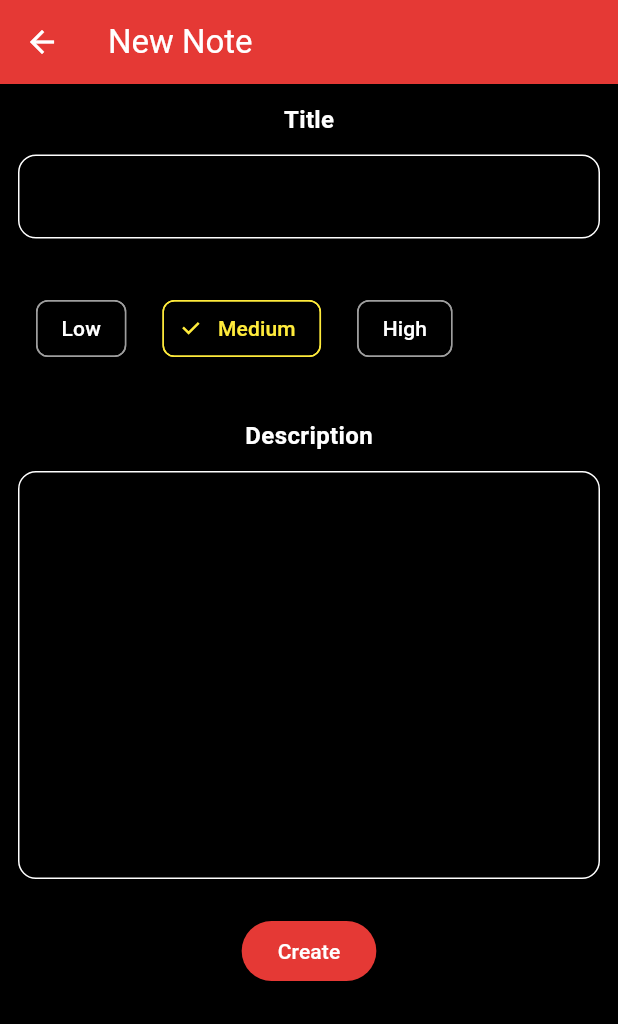
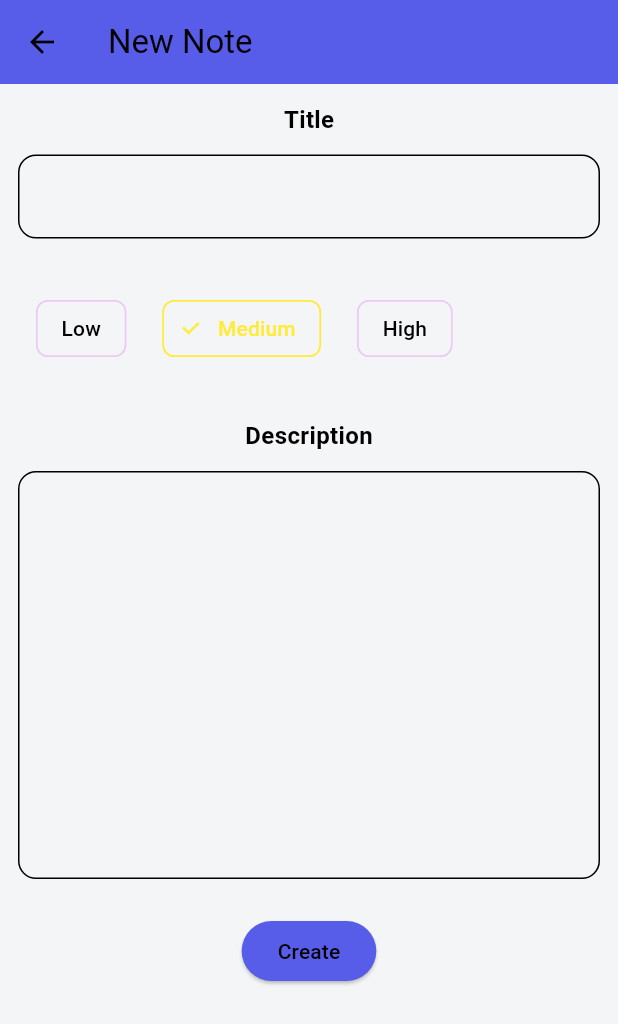
Before and after one commit to SikanderAtif/firstnotesapp, a Flutter app: the screen it shows after launch, after a tap on the "add" icon, on a phone screen of 412 x 824 dp. Shown: the top 1024 px of the screen. Run offline on Flutter 3.47's test engine with Material 3 defaults, Android fonts, the phone set to English and light mode, and no system bars; our stand-ins replace sqflite; accounts and stored records are empty.

Commit message:
Added Light and Dark Mode that are automatically enabled based on user's current system mode (light/dark).

```diff
--- a/lib/main.dart
+++ b/lib/main.dart
@@ -17,7 +17,8 @@ class MainApp extends StatelessWidget {
   Widget build(BuildContext context) {
     return MaterialApp(
       debugShowCheckedModeBanner: false,
-      theme: AppTheme.theme,
+      theme: AppTheme.lightTheme,
+      darkTheme: AppTheme.darkTheme,
       home: HomeScreen(title: "My Notes"),
     );
   }
--- a/lib/screens/details_screen.dart
+++ b/lib/screens/details_screen.dart
@@ -61,9 +61,8 @@ class _DetailScreenState extends State<DetailScreen> {
   @override
   Widget build(BuildContext context) {
     return Scaffold(
-      backgroundColor: Colors.black,
       appBar: AppBar(
-        title: Text('New Note'),
+        title: Text('Note Details'),
         backgroundColor: Theme.of(context).colorScheme.primary,
         foregroundColor: Theme.of(context).colorScheme.onPrimary,
         actions: [
--- a/lib/screens/note_screen.dart
+++ b/lib/screens/note_screen.dart
@@ -25,7 +25,6 @@ class _NoteScreenState extends State<NoteScreen> {
   @override
   Widget build(BuildContext context) {
     return Scaffold(
-      backgroundColor: Colors.black,
       appBar: AppBar(
         title: Text('New Note'),
         backgroundColor: Theme.of(context).colorScheme.primary,
--- a/lib/theme/colors.dart
+++ b/lib/theme/colors.dart
@@ -1,8 +1,13 @@
 import 'package:flutter/material.dart';
 
 abstract class AppColors {
-  static const Color primary = Color(0xFFE53935);
-  static const Color background = Color(0xFF000000);
-  static const Color onPrimary = Color(0xFFFFFFFF);
-  static const Color onBackground = Color(0xFF9E9E9E);
+  static const Color primaryDark = Color(0xFFE53935);
+  static const Color backgroundDark = Color(0xFF000000);
+  static const Color onPrimaryDark = Color(0xFFFFFFFF);
+  static const Color onBackgroundDark = Color(0xFF9E9E9E);
+
+  static const Color primaryLight = Color(0xFF585DE9);
+  static const Color onPrimaryLight = Color(0xFF000000);
+  static const Color backgroundLight = Color(0xFFF4F5F7);
+  static const Color onBackgroundLight = Color.fromARGB(237, 235, 202, 243);
 }
--- a/lib/theme/theme.dart
+++ b/lib/theme/theme.dart
@@ -2,25 +2,48 @@ import 'package:flutter/material.dart';
 import 'colors.dart';
 
 abstract class AppTheme {
-  static final ColorScheme _scheme = ColorScheme.dark(
-    primary: AppColors.primary,
-    surface: AppColors.background,
-    onPrimary: AppColors.onPrimary,
-    onSurface: AppColors.onBackground,
+  static final ColorScheme _darkScheme = ColorScheme.dark(
+    primary: AppColors.primaryDark,
+    surface: AppColors.backgroundDark,
+    onPrimary: AppColors.onPrimaryDark,
+    onSurface: AppColors.onBackgroundDark,
   );
 
-  static ThemeData get theme {
+  static final ColorScheme _lightScheme = ColorScheme.light(
+    primary: AppColors.primaryLight,
+    surface: AppColors.backgroundLight,
+    onPrimary: AppColors.onPrimaryLight,
+    onSurface: AppColors.onBackgroundLight,
+  );
+
+  static ThemeData get darkTheme {
     return ThemeData(
       useMaterial3: true,
-      colorScheme: _scheme,
-      scaffoldBackgroundColor: _scheme.surface,
+      colorScheme: _darkScheme,
+      scaffoldBackgroundColor: _darkScheme.surface,
       appBarTheme: AppBarTheme(
-        backgroundColor: _scheme.primary,
-        foregroundColor: _scheme.onPrimary,
+        backgroundColor: _darkScheme.primary,
+        foregroundColor: _darkScheme.onPrimary,
       ),
       floatingActionButtonTheme: FloatingActionButtonThemeData(
-        backgroundColor: _scheme.primary,
-        foregroundColor: _scheme.onPrimary,
+        backgroundColor: _darkScheme.primary,
+        foregroundColor: _darkScheme.onPrimary,
+      )
+    );
+  }
+
+  static ThemeData get lightTheme {
+    return ThemeData(
+      useMaterial3: true,
+      colorScheme: _lightScheme,
+      scaffoldBackgroundColor: _lightScheme.surface,
+      appBarTheme: AppBarTheme(
+        backgroundColor: _lightScheme.primary,
+        foregroundColor: _lightScheme.onPrimary,
+      ),
+      floatingActionButtonTheme: FloatingActionButtonThemeData(
+        backgroundColor: _lightScheme.primary,
+        foregroundColor: _lightScheme.onPrimary,
       )
     );
   }
```
